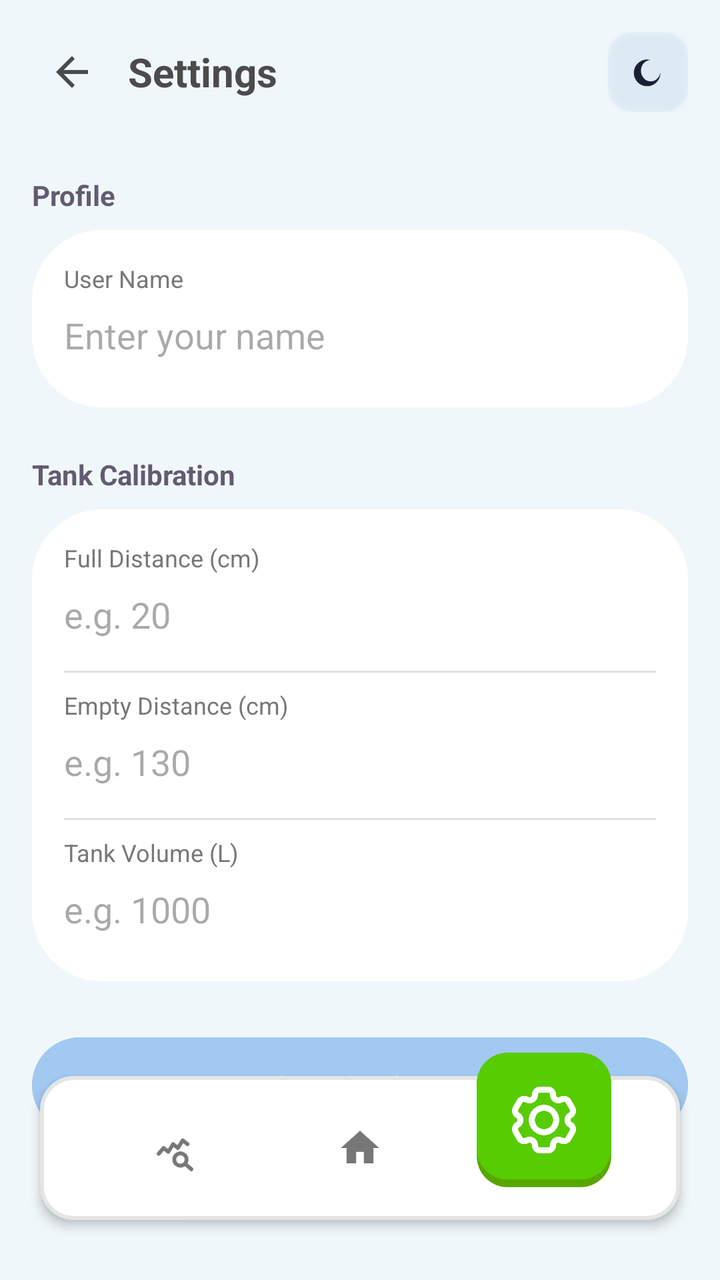
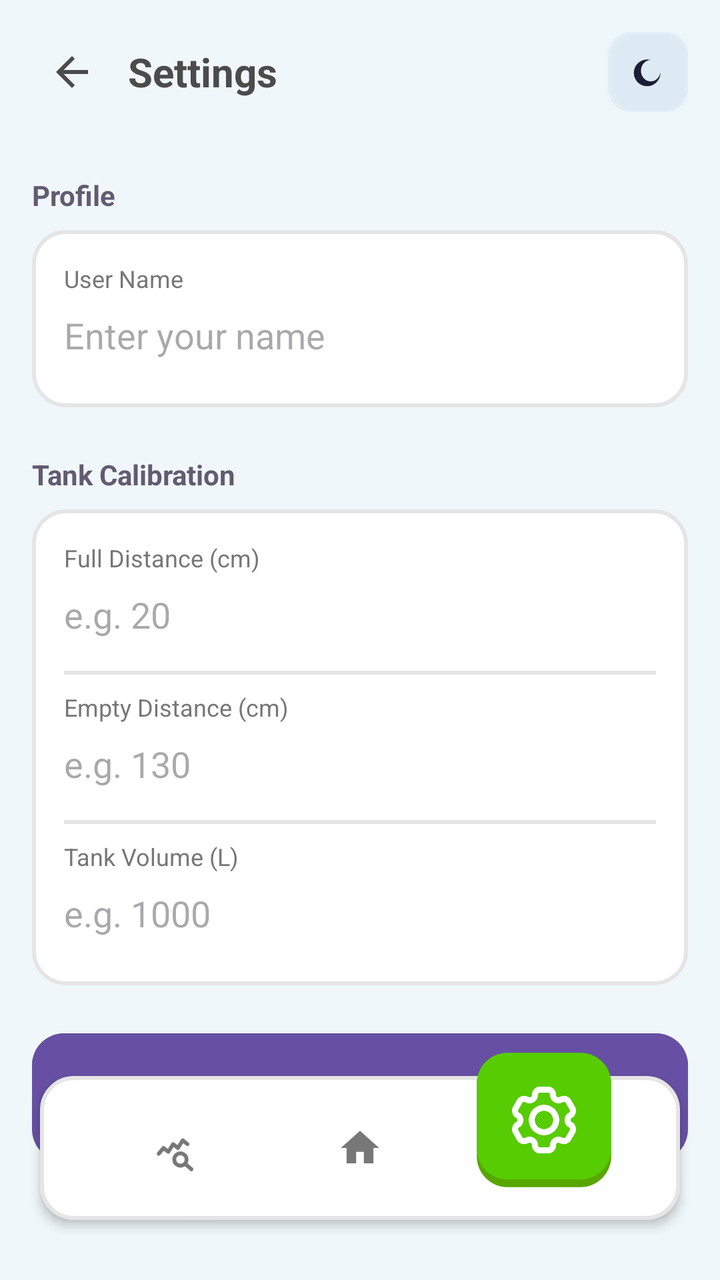

An Android layout rendered at two revisions. The XML below is the earlier revision; the diff shows what the commit changed to produce the second picture.
<!-- AndroidManifest.xml: application theme Theme.AquaLevel_ -->
<!-- res/layout/activity_settings.xml -->
<?xml version="1.0" encoding="utf-8"?>
<androidx.constraintlayout.widget.ConstraintLayout xmlns:android="http://schemas.android.com/apk/res/android"
    xmlns:app="http://schemas.android.com/apk/res-auto"
    android:layout_width="match_parent"
    android:layout_height="match_parent"
    android:background="?android:windowBackground">

    <LinearLayout
        android:id="@+id/topBar"
        android:layout_width="match_parent"
        android:layout_height="wrap_content"
        android:orientation="horizontal"
        android:padding="16dp"
        android:gravity="center_vertical"
        app:layout_constraintTop_toTopOf="parent">

        <ImageView
            android:id="@+id/backButton"
            android:layout_width="40dp"
            android:layout_height="40dp"
            android:padding="8dp"
            android:src="@drawable/ic_back"
            android:contentDescription="Back"
            android:background="?attr/selectableItemBackgroundBorderless"
            android:layout_marginEnd="8dp"
            app:tint="?android:textColorPrimary" />

        <TextView
            android:layout_width="0dp"
            android:layout_height="wrap_content"
            android:layout_weight="1"
            android:text="Settings"
            android:textColor="?android:textColorPrimary"
            android:textSize="20sp"
            android:textStyle="bold" />

        <FrameLayout
            android:id="@+id/themeToggle"
            android:layout_width="40dp"
            android:layout_height="40dp"
            android:layout_gravity="center"
            android:clickable="true"
            android:focusable="true"
            android:background="@drawable/bg_icon_rounded"
            android:elevation="2dp">

            <ImageView
                android:id="@+id/themeIcon"
                android:layout_width="24dp"
                android:layout_height="24dp"
                android:layout_gravity="center"
                android:src="@drawable/ic_moon" />
        </FrameLayout>
    </LinearLayout>

    <ScrollView
        android:layout_width="match_parent"
        android:layout_height="0dp"
        android:clipToPadding="false"
        android:paddingBottom="100dp"
        app:layout_constraintTop_toBottomOf="@id/topBar"
        app:layout_constraintBottom_toBottomOf="parent">

        <LinearLayout
            android:layout_width="match_parent"
            android:layout_height="wrap_content"
            android:orientation="vertical"
            android:padding="16dp">

            
            <TextView
                android:layout_width="wrap_content"
                android:layout_height="wrap_content"
                android:text="Profile"
                android:textColor="?colorSecondary"
                android:textSize="14sp"
                android:textStyle="bold"
                android:layout_marginBottom="8dp"/>

            <LinearLayout
                android:layout_width="match_parent"
                android:layout_height="wrap_content"
                android:background="@drawable/bg_card"
                android:backgroundTint="?colorSurface"
                android:orientation="vertical"
                android:padding="16dp"
                android:layout_marginBottom="24dp">

                <TextView
                    android:layout_width="wrap_content"
                    android:layout_height="wrap_content"
                    android:text="User Name"
                    android:textColor="?android:textColorSecondary"
                    android:textSize="12sp" />

                <EditText
                    android:id="@+id/editUserName"
                    android:layout_width="match_parent"
                    android:layout_height="wrap_content"
                    android:hint="Enter your name"
                    android:textColor="?android:textColorPrimary"
                    android:background="@null"
                    android:paddingVertical="8dp"
                    android:inputType="textPersonName" />
            </LinearLayout>

            
            <TextView
                android:layout_width="wrap_content"
                android:layout_height="wrap_content"
                android:text="Tank Calibration"
                android:textColor="?colorSecondary"
                android:textSize="14sp"
                android:textStyle="bold"
                android:layout_marginBottom="8dp"/>

            <LinearLayout
                android:layout_width="match_parent"
                android:layout_height="wrap_content"
                android:background="@drawable/bg_card"
                android:backgroundTint="?colorSurface"
                android:orientation="vertical"
                android:padding="16dp"
                android:layout_marginBottom="24dp">

                <TextView
                    android:layout_width="wrap_content"
                    android:layout_height="wrap_content"
                    android:text="Full Distance (cm)"
                    android:textColor="?android:textColorSecondary"
                    android:textSize="12sp" />
                <EditText
                    android:id="@+id/editFullDist"
                    android:layout_width="match_parent"
                    android:layout_height="wrap_content"
                    android:hint="e.g. 20"
                    android:background="@null"
                    android:paddingVertical="8dp"
                    android:inputType="numberDecimal" />

                <View
                    android:layout_width="match_parent"
                    android:layout_height="1dp"
                    android:background="?android:dividerVertical"
                    android:layout_marginVertical="8dp"/>

                <TextView
                    android:layout_width="wrap_content"
                    android:layout_height="wrap_content"
                    android:text="Empty Distance (cm)"
                    android:textColor="?android:textColorSecondary"
                    android:textSize="12sp" />
                <EditText
                    android:id="@+id/editEmptyDist"
                    android:layout_width="match_parent"
                    android:layout_height="wrap_content"
                    android:hint="e.g. 130"
                    android:background="@null"
                    android:paddingVertical="8dp"
                    android:inputType="numberDecimal" />

                <View
                    android:layout_width="match_parent"
                    android:layout_height="1dp"
                    android:background="?android:dividerVertical"
                    android:layout_marginVertical="8dp"/>

                <TextView
                    android:layout_width="wrap_content"
                    android:layout_height="wrap_content"
                    android:text="Tank Volume (L)"
                    android:textColor="?android:textColorSecondary"
                    android:textSize="12sp" />
                <EditText
                    android:id="@+id/editVolume"
                    android:layout_width="match_parent"
                    android:layout_height="wrap_content"
                    android:hint="e.g. 1000"
                    android:background="@null"
                    android:paddingVertical="8dp"
                    android:inputType="number" />
            </LinearLayout>

            <Button
                android:id="@+id/saveButton"
                android:layout_width="match_parent"
                android:layout_height="56dp"
                android:text="Save Settings"
                android:textAllCaps="false"
                android:backgroundTint="#A1C9F1"
                android:textColor="@android:color/white"
                android:layout_marginBottom="16dp" />

        </LinearLayout>
    </ScrollView>

    <View
        android:id="@+id/navbarBg"
        android:layout_width="match_parent"
        android:layout_height="72dp"
        android:layout_marginHorizontal="20dp"
        android:layout_marginBottom="30dp"
        android:background="@drawable/bg_duo_card"
        android:elevation="3dp"
        app:layout_constraintBottom_toBottomOf="parent"
        app:layout_constraintEnd_toEndOf="parent"
        app:layout_constraintStart_toStartOf="parent" />

    <FrameLayout
        android:id="@+id/homeButton"
        android:clickable="true"
        android:focusable="true"
        android:stateListAnimator="@animator/card_press_anim"
        android:layout_width="wrap_content"
        android:layout_height="wrap_content"
        android:elevation="7dp"
        android:padding="10dp"
        app:layout_constraintBottom_toBottomOf="@+id/navbarBg"
        app:layout_constraintEnd_toEndOf="@+id/navbarBg"
        app:layout_constraintStart_toStartOf="@+id/navbarBg"
        app:layout_constraintTop_toTopOf="@+id/navbarBg">

        <ImageView
            android:id="@+id/buttonCheck"
            android:layout_width="28dp"
            android:layout_height="28dp"
            android:layout_gravity="center"
            android:src="@drawable/ic_home"
            android:padding="2dp"
            app:tint="@color/duo_text_secondary" />
    </FrameLayout>

    <FrameLayout
        android:id="@+id/analyticsButton"
        android:clickable="true"
        android:focusable="true"
        android:stateListAnimator="@animator/card_press_anim"
        android:layout_width="wrap_content"
        android:layout_height="wrap_content"
        android:elevation="7dp"
        android:padding="10dp"
        app:layout_constraintBottom_toBottomOf="@+id/navbarBg"
        app:layout_constraintEnd_toStartOf="@+id/homeButton"
        app:layout_constraintStart_toStartOf="@+id/navbarBg"
        app:layout_constraintTop_toTopOf="@+id/navbarBg">

        <ImageView
            android:id="@+id/analyticsImage"
            android:layout_width="32dp"
            android:layout_height="32dp"
            android:layout_gravity="center"
            android:src="@drawable/graph_analytics"
            android:padding="4dp"
            app:tint="@color/duo_text_secondary" />
    </FrameLayout>

    <FrameLayout
        android:id="@+id/settingsButton"
        android:clickable="true"
        android:focusable="true"
        android:stateListAnimator="@animator/card_press_anim"
        android:layout_width="70dp"
        android:layout_height="70dp"
        android:layout_marginBottom="45dp"
        android:elevation="10dp"
        android:padding="0dp"
        app:layout_constraintBottom_toBottomOf="parent"
        app:layout_constraintEnd_toEndOf="@+id/navbarBg"
        app:layout_constraintStart_toEndOf="@+id/homeButton">

        <ImageView
            android:id="@+id/settingsImage"
            android:layout_width="match_parent"
            android:layout_height="match_parent"
            android:layout_gravity="center"
            android:background="@drawable/bg_duo_button"
            android:padding="16dp"
            android:src="@drawable/setting"
            app:tint="@android:color/white" />
    </FrameLayout>

</androidx.constraintlayout.widget.ConstraintLayout>
<!-- resources referenced by this layout -->
<resources>
  <color name="duo_text_secondary">#777777</color>
  <!-- drawable bg_card (drawable) -->
  <shape xmlns:android="http://schemas.android.com/apk/res/android">
      <solid android:color="@color/white"/>
      <corners android:radius="35dp"/>
  
  </shape>
  <!-- drawable bg_duo_card (drawable) -->
  <?xml version="1.0" encoding="utf-8"?>
  <shape xmlns:android="http://schemas.android.com/apk/res/android">
      <solid android:color="@color/duo_card_bg" />
      <corners android:radius="16dp" />
      <stroke
          android:width="2dp"
          android:color="@color/duo_border" />
  </shape>
  <!-- drawable bg_icon_rounded (drawable) -->
  <?xml version="1.0" encoding="utf-8"?>
  <shape xmlns:android="http://schemas.android.com/apk/res/android"
      android:shape="rectangle">
  
      <corners android:radius="12dp" />
  
      <solid android:color="#25A1C9F1" />
  
  </shape>
  <!-- drawable ic_back (drawable) -->
  <vector xmlns:android="http://schemas.android.com/apk/res/android"
      android:width="24dp"
      android:height="24dp"
      android:viewportWidth="24"
      android:viewportHeight="24">
    <path
        android:fillColor="#000000"
        android:pathData="M20,11H7.83l5.59,-5.59L12,4l-8,8 8,8 1.41,-1.41L7.83,13H20v-2z"/>
  </vector>
  <!-- drawable ic_home (drawable) -->
  <?xml version="1.0" encoding="utf-8"?>
  <vector xmlns:android="http://schemas.android.com/apk/res/android"
      android:width="24dp"
      android:height="24dp"
      android:viewportWidth="24"
      android:viewportHeight="24"
      android:tint="?attr/colorOnSurface">
  
      <path
          android:fillColor="#6B7C93"
          android:pathData="M10,20v-6h4v6h5v-8h3L12,3 2,12h3v8z"/>
  </vector>
  <!-- drawable ic_moon (drawable) -->
  <vector xmlns:android="http://schemas.android.com/apk/res/android"
      android:width="108dp"
      android:height="108dp"
      android:viewportWidth="108"
      android:viewportHeight="108">
  
  
  
  
      
      <path
          android:fillColor="#1A1F36"
          android:pathData="
              M82,54
              a30,30 0 1,1 -22,-27
              a22,24 0 1,0 22,27
          "/>
  </vector>
  <style name="Theme.AquaLevel_" parent="Base.Theme.AquaLevel_" />
  <color name="white">#FFFFFFFF</color>
  <color name="duo_green">#58CC02</color>
  <color name="duo_green_shadow">#58A700</color>
  <color name="duo_card_bg">#FFFFFF</color>
  <color name="duo_border">#E5E5E5</color>
  <style name="Base.Theme.AquaLevel_" parent="Theme.Material3.DayNight.NoActionBar">
          
          <item name="android:windowBackground">@color/background_light</item>
          <item name="colorSurface">@color/card_background_light</item>
          <item name="android:textColorPrimary">@color/text_primary_light</item>
          <item name="android:textColorSecondary">@color/text_secondary_light</item>
      </style>
  <color name="background_light">#F0F7FA</color>
  <color name="card_background_light">@color/duo_card_bg</color>
  <color name="text_primary_light">@color/duo_text_primary</color>
  <color name="text_secondary_light">@color/duo_text_secondary</color>
  <color name="duo_text_primary">#4B4B4B</color>
  <!-- unchanged entries left out for length: 3 -->
</resources>

<!-- the commit's change to res/layout/activity_settings.xml (unified diff, before → after) -->
@@ -80,8 +80,7 @@
             <LinearLayout
                 android:layout_width="match_parent"
                 android:layout_height="wrap_content"
-                android:background="@drawable/bg_card"
-                android:backgroundTint="?colorSurface"
+                android:background="@drawable/bg_duo_card"
                 android:orientation="vertical"
                 android:padding="16dp"
                 android:layout_marginBottom="24dp">
@@ -117,8 +116,7 @@
             <LinearLayout
                 android:layout_width="match_parent"
                 android:layout_height="wrap_content"
-                android:background="@drawable/bg_card"
-                android:backgroundTint="?colorSurface"
+                android:background="@drawable/bg_duo_card"
                 android:orientation="vertical"
                 android:padding="16dp"
                 android:layout_marginBottom="24dp">
@@ -140,8 +138,8 @@
 
                 <View
                     android:layout_width="match_parent"
-                    android:layout_height="1dp"
-                    android:background="?android:dividerVertical"
+                    android:layout_height="2dp"
+                    android:background="@color/duo_border"
                     android:layout_marginVertical="8dp"/>
 
                 <TextView
@@ -161,8 +159,8 @@
 
                 <View
                     android:layout_width="match_parent"
-                    android:layout_height="1dp"
-                    android:background="?android:dividerVertical"
+                    android:layout_height="2dp"
+                    android:background="@color/duo_border"
                     android:layout_marginVertical="8dp"/>
 
                 <TextView
@@ -184,10 +182,12 @@
             <Button
                 android:id="@+id/saveButton"
                 android:layout_width="match_parent"
-                android:layout_height="56dp"
+                android:layout_height="64dp"
                 android:text="Save Settings"
-                android:textAllCaps="false"
-                android:backgroundTint="#A1C9F1"
+                android:textAllCaps="true"
+                android:textStyle="bold"
+                android:textSize="18sp"
+                android:background="@drawable/bg_duo_button"
                 android:textColor="@android:color/white"
                 android:layout_marginBottom="16dp" />
 
<!-- resource entries referenced after the edit -->
@@ -1,12 +1,6 @@
 <!-- resources referenced by this layout -->
 <resources>
   <color name="duo_text_secondary">#777777</color>
-  <!-- drawable bg_card (drawable) -->
-  <shape xmlns:android="http://schemas.android.com/apk/res/android">
-      <solid android:color="@color/white"/>
-      <corners android:radius="35dp"/>
-  
-  </shape>
   <!-- drawable bg_duo_card (drawable) -->
   <?xml version="1.0" encoding="utf-8"?>
   <shape xmlns:android="http://schemas.android.com/apk/res/android">
@@ -69,7 +63,6 @@
           "/>
   </vector>
   <style name="Theme.AquaLevel_" parent="Base.Theme.AquaLevel_" />
-  <color name="white">#FFFFFFFF</color>
   <color name="duo_green">#58CC02</color>
   <color name="duo_green_shadow">#58A700</color>
   <color name="duo_card_bg">#FFFFFF</color>
